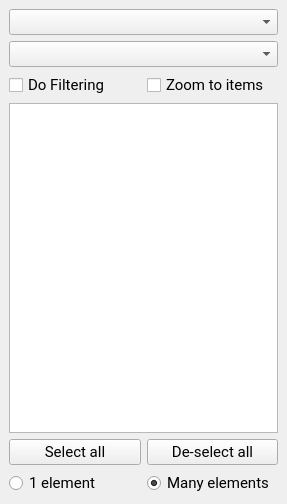
Old version of the form forms/ui_filter.ui in the repository Shai2u/filterbyselection.
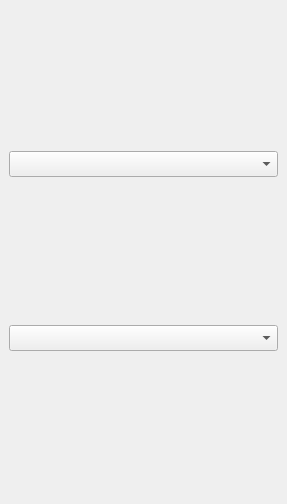
New version of the form. Custom widgets are drawn as their Qt base class.

Commit message: disabled functionality and UI from previous version

Patch:
```diff
--- a/forms/ui_filter.ui
+++ b/forms/ui_filter.ui
@@ -15,22 +15,6 @@
   </property>
   <widget class="QWidget" name="dockWidgetContents">
    <layout class="QGridLayout" name="gridLayout">
-    <item row="0" column="0" colspan="2">
-     <widget class="QgsMapLayerComboBox" name="cob_layer">
-      <property name="sizePolicy">
-       <sizepolicy hsizetype="Expanding" vsizetype="Fixed">
-        <horstretch>0</horstretch>
-        <verstretch>0</verstretch>
-       </sizepolicy>
-      </property>
-      <property name="font">
-       <font>
-        <family>Roboto</family>
-        <pointsize>11</pointsize>
-       </font>
-      </property>
-     </widget>
-    </item>
     <item row="1" column="0" colspan="2">
      <widget class="QgsFieldComboBox" name="cob_field">
       <property name="sizePolicy">
@@ -47,8 +31,8 @@
       </property>
      </widget>
     </item>
-    <item row="2" column="0">
-     <widget class="QCheckBox" name="chb_go">
+    <item row="0" column="0" colspan="2">
+     <widget class="QgsMapLayerComboBox" name="cob_layer">
       <property name="sizePolicy">
        <sizepolicy hsizetype="Expanding" vsizetype="Fixed">
         <horstretch>0</horstretch>
@@ -60,105 +44,6 @@
         <family>Roboto</family>
         <pointsize>11</pointsize>
        </font>
-      </property>
-      <property name="text">
-       <string>Do Filtering</string>
-      </property>
-     </widget>
-    </item>
-    <item row="2" column="1">
-     <widget class="QCheckBox" name="chb_zoom">
-      <property name="sizePolicy">
-       <sizepolicy hsizetype="Expanding" vsizetype="Fixed">
-        <horstretch>0</horstretch>
-        <verstretch>0</verstretch>
-       </sizepolicy>
-      </property>
-      <property name="font">
-       <font>
-        <family>Roboto</family>
-        <pointsize>11</pointsize>
-       </font>
-      </property>
-      <property name="text">
-       <string>Zoom to items</string>
-      </property>
-     </widget>
-    </item>
-    <item row="3" column="0" colspan="2">
-     <widget class="QListWidget" name="list_values">
-      <property name="sizePolicy">
-       <sizepolicy hsizetype="Expanding" vsizetype="Expanding">
-        <horstretch>0</horstretch>
-        <verstretch>0</verstretch>
-       </sizepolicy>
-      </property>
-      <property name="font">
-       <font>
-        <family>Roboto</family>
-        <pointsize>11</pointsize>
-       </font>
-      </property>
-      <property name="focusPolicy">
-       <enum>Qt::TabFocus</enum>
-      </property>
-      <property name="selectionMode">
-       <enum>QAbstractItemView::MultiSelection</enum>
-      </property>
-     </widget>
-    </item>
-    <item row="4" column="0">
-     <widget class="QPushButton" name="but_select_all">
-      <property name="font">
-       <font>
-        <family>Roboto</family>
-        <pointsize>11</pointsize>
-       </font>
-      </property>
-      <property name="text">
-       <string>Select all</string>
-      </property>
-     </widget>
-    </item>
-    <item row="4" column="1">
-     <widget class="QPushButton" name="but_deselect_all">
-      <property name="font">
-       <font>
-        <family>Roboto</family>
-        <pointsize>11</pointsize>
-       </font>
-      </property>
-      <property name="text">
-       <string>De-select all</string>
-      </property>
-     </widget>
-    </item>
-    <item row="5" column="0">
-     <widget class="QRadioButton" name="rdo_single">
-      <property name="font">
-       <font>
-        <family>Roboto</family>
-        <pointsize>11</pointsize>
-       </font>
-      </property>
-      <property name="text">
-       <string>1 element</string>
-      </property>
-     </widget>
-    </item>
-    <item row="5" column="1">
-     <widget class="QRadioButton" name="rdo_multi">
-      <property name="font">
-       <font>
-        <family>Roboto</family>
-        <pointsize>11</pointsize>
-       </font>
-      </property>
-      <property name="text">
-       <string>Many elements</string>
-      </property>
-      <property name="checked">
-       <bool>true</bool>
       </property>
      </widget>
     </item>
```
The commit also changes 1 other file.
